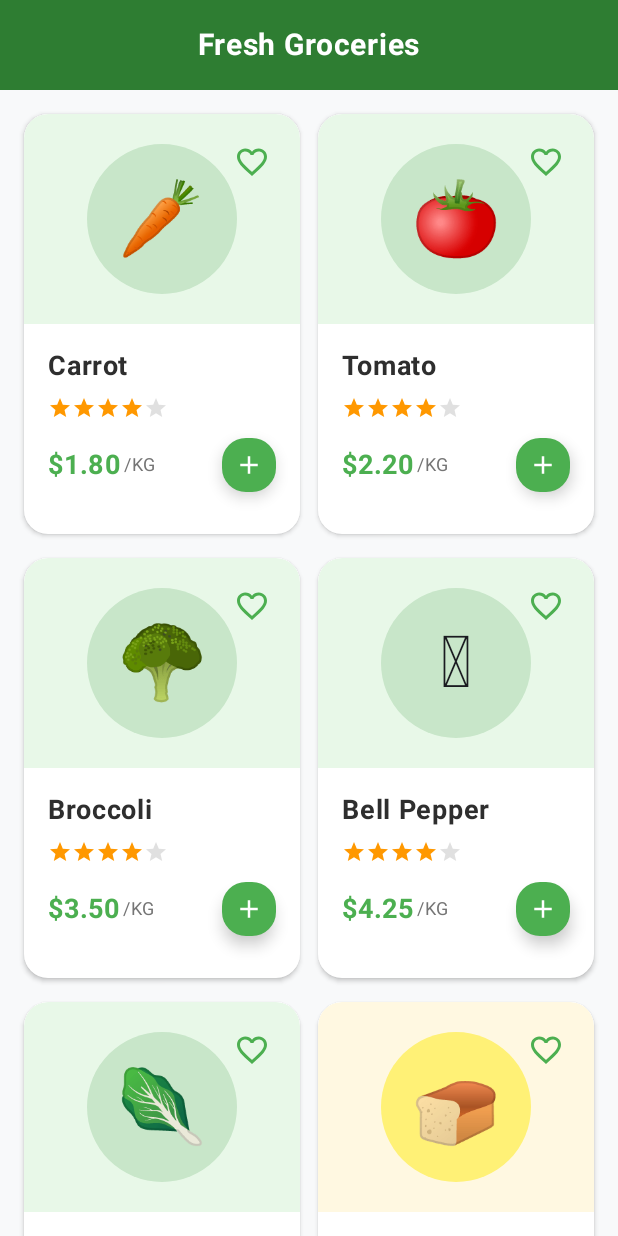
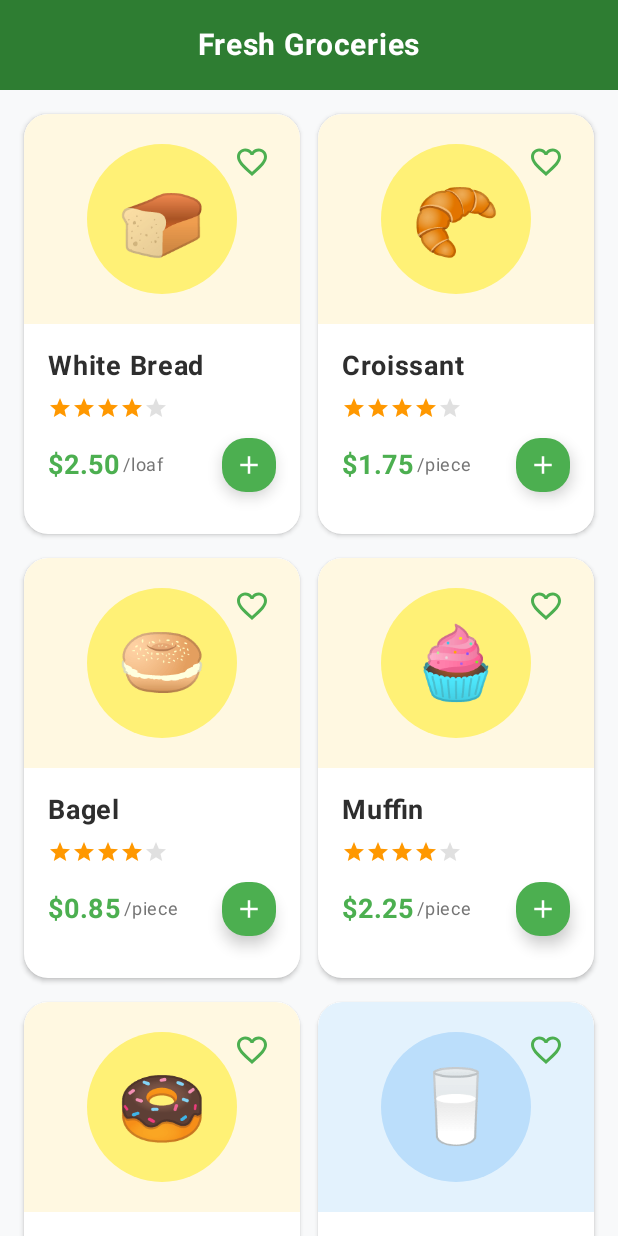
Before and after one commit to swastikaa0/projectgrocery, an Android app built with Jetpack Compose: the composable Products shown on its own in the app's theme, on a phone screen of 412 x 824 dp. Run offline under Robolectric (Android 15) with nearby library versions, the light colour scheme and no system bars.

Commit message:
Products

```diff
--- a/app/src/main/java/com/example/c36a/view/Products.kt
+++ b/app/src/main/java/com/example/c36a/view/Products.kt
@@ -51,11 +51,11 @@ fun Products() {
 //            Product(5, "Mango", "$3.75", "/KG", 4.7f, R.drawable.apple_image, category = "Fruit"),
 
             // Vegetables (5 items)
-            Product(6, "Carrot", "$1.80", "/KG", 4.2f, R.drawable.apple_image, category = "Vegetable"),
-            Product(7, "Tomato", "$2.20", "/KG", 4.1f, R.drawable.apple_image, category = "Vegetable"),
-            Product(8, "Broccoli", "$3.50", "/KG", 4.3f, R.drawable.apple_image, category = "Vegetable"),
-            Product(9, "Bell Pepper", "$4.25", "/KG", 4.4f, R.drawable.apple_image, category = "Vegetable"),
-            Product(10, "Spinach", "$2.80", "/bunch", 4.0f, R.drawable.apple_image, category = "Vegetable"),
+//            Product(6, "Carrot", "$1.80", "/KG", 4.2f, R.drawable.apple_image, category = "Vegetable"),
+//            Product(7, "Tomato", "$2.20", "/KG", 4.1f, R.drawable.apple_image, category = "Vegetable"),
+//            Product(8, "Broccoli", "$3.50", "/KG", 4.3f, R.drawable.apple_image, category = "Vegetable"),
+//            Product(9, "Bell Pepper", "$4.25", "/KG", 4.4f, R.drawable.apple_image, category = "Vegetable"),
+//            Product(10, "Spinach", "$2.80", "/bunch", 4.0f, R.drawable.apple_image, category = "Vegetable"),
 
             // Bakery Items (5 items)
             Product(11, "White Bread", "$2.50", "/loaf", 4.1f, R.drawable.apple_image, category = "Bakery"),
```
